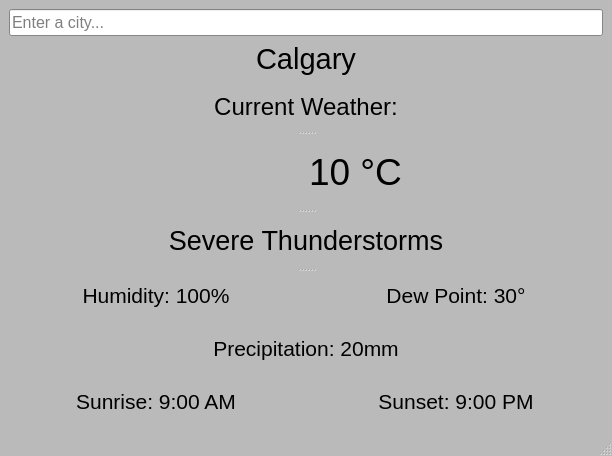
mucube/openweather, file mainwindow.ui: the form before one commit.
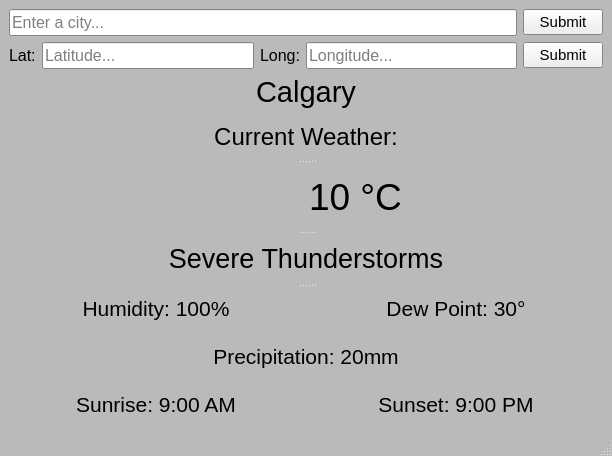
The form after the commit.

Commit message: Add latlong input

What changed in the file:
```diff
--- a/mainwindow.ui
+++ b/mainwindow.ui
@@ -74,16 +74,96 @@
    </property>
    <layout class="QVBoxLayout" name="verticalLayout_2">
     <item>
-     <widget class="QLineEdit" name="searchbar">
-      <property name="font">
-       <font>
-        <pointsize>12</pointsize>
-       </font>
-      </property>
-      <property name="placeholderText">
-       <string>Enter a city...</string>
-      </property>
-     </widget>
+     <layout class="QHBoxLayout" name="cityInputLayout">
+      <item>
+       <widget class="QLineEdit" name="searchbar">
+        <property name="font">
+         <font>
+          <pointsize>12</pointsize>
+         </font>
+        </property>
+        <property name="placeholderText">
+         <string>Enter a city...</string>
+        </property>
+       </widget>
+      </item>
+      <item>
+       <widget class="QPushButton" name="cityNameSubmitButton">
+        <property name="font">
+         <font>
+          <pointsize>11</pointsize>
+         </font>
+        </property>
+        <property name="text">
+         <string>Submit</string>
+        </property>
+       </widget>
+      </item>
+     </layout>
+    </item>
+    <item>
+     <layout class="QHBoxLayout" name="latLongLayout">
+      <item>
+       <widget class="QLabel" name="latitudeLabel">
+        <property name="font">
+         <font>
+          <pointsize>12</pointsize>
+         </font>
+        </property>
+        <property name="text">
+         <string>Lat:</string>
+        </property>
+       </widget>
+      </item>
+      <item>
+       <widget class="QLineEdit" name="latitudeInput">
+        <property name="font">
+         <font>
+          <pointsize>12</pointsize>
+         </font>
+        </property>
+        <property name="placeholderText">
+         <string>Latitude...</string>
+        </property>
+       </widget>
+      </item>
+      <item>
+       <widget class="QLabel" name="longitudeLabel">
+        <property name="font">
+         <font>
+          <pointsize>12</pointsize>
+         </font>
+        </property>
+        <property name="text">
+         <string>Long:</string>
+        </property>
+       </widget>
+      </item>
+      <item>
+       <widget class="QLineEdit" name="longitudeInput">
+        <property name="font">
+         <font>
+          <pointsize>12</pointsize>
+         </font>
+        </property>
+        <property name="placeholderText">
+         <string>Longitude...</string>
+        </property>
+       </widget>
+      </item>
+      <item>
+       <widget class="QPushButton" name="latLongSubmitButton">
+        <property name="font">
+         <font>
+          <pointsize>11</pointsize>
+         </font>
+        </property>
+        <property name="text">
+         <string>Submit</string>
+        </property>
+       </widget>
+      </item>
+     </layout>
     </item>
     <item>
      <widget class="QLabel" name="cityLabel">
```
The commit also changes 2 other files.
